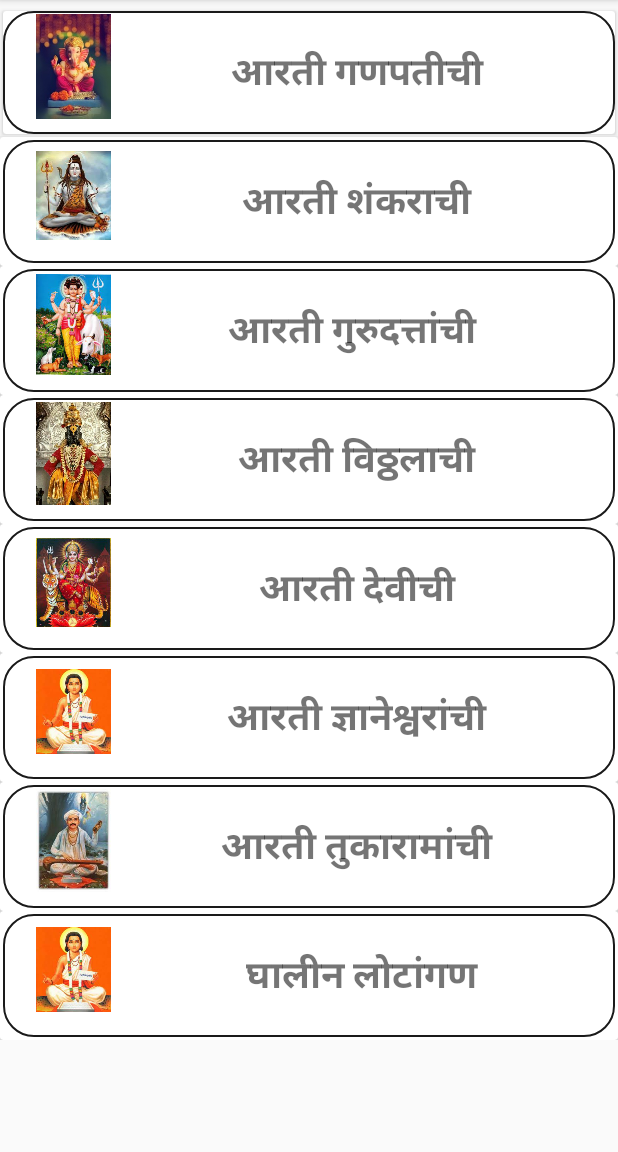
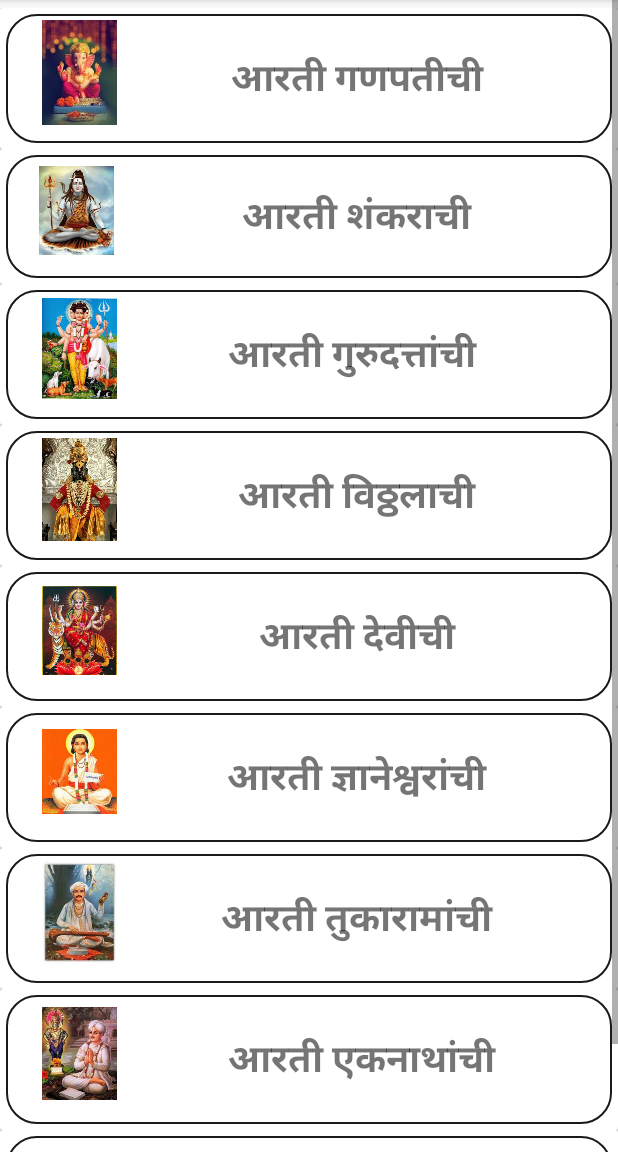
Before and after one commit to thoratharsh/MarathiArti, an Android app: the screen it shows after launch (MainActivity), on a phone screen of 412 x 824 dp, the part 84-1236 px from its top. Run offline under Robolectric (Android 15) with nearby library versions, the light colour scheme and no system bars.

Commit message:
added eknath arti

```diff
--- a/app/src/main/java/com/example/rajvardhan/marathiaarti/ArtiDetailedViewActivity.kt
+++ b/app/src/main/java/com/example/rajvardhan/marathiaarti/ArtiDetailedViewActivity.kt
@@ -18,6 +18,7 @@ class ArtiDetailedViewActivity : AppCompatActivity() {
             GodNames.DNYANESHWAR.name -> fullArtiText.text = getText(R.string.dnyanesharanchi_arti);
             GodNames.GHALINLOTANGAN.name -> fullArtiText.text = getText(R.string.ghalinLotangan);
             GodNames.TUKARAM.name -> fullArtiText.text = getText(R.string.artiTukaram);
+            GodNames.EKNATH.name -> fullArtiText.text = getText(R.string.artiEknath);
         }
     }
 }
--- a/app/src/main/java/com/example/rajvardhan/marathiaarti/GodNames.kt
+++ b/app/src/main/java/com/example/rajvardhan/marathiaarti/GodNames.kt
@@ -8,5 +8,6 @@ enum class GodNames(name: String){
     DEVI("devi"),
     DNYANESHWAR("dnyaneshwar"),
     TUKARAM("tukaram"),
-    GHALINLOTANGAN("ghalinlotangan")
+    GHALINLOTANGAN("ghalinlotangan"),
+    EKNATH("eknath")
 }
--- a/app/src/main/java/com/example/rajvardhan/marathiaarti/MainActivity.kt
+++ b/app/src/main/java/com/example/rajvardhan/marathiaarti/MainActivity.kt
@@ -42,6 +42,10 @@ class MainActivity : AppCompatActivity() {
             openArtiDetailedView()
             Status.selectedName = GodNames.TUKARAM.name
         }
+        layEknath.setOnClickListener { view ->
+            openArtiDetailedView()
+            Status.selectedName = GodNames.EKNATH.name
+        }
     }
 
     fun openArtiDetailedView(){
--- a/app/src/main/res/layout/activity_main.xml
+++ b/app/src/main/res/layout/activity_main.xml
@@ -15,12 +15,12 @@
             <android.support.v7.widget.CardView
                     android:layout_width="match_parent"
                     android:layout_height="match_parent" android:layout_gravity="center" android:padding="5dp"
-                    android:layout_margin="2dp" android:background="@drawable/border">
+                    android:background="@drawable/border">
                 <LinearLayout
                         android:orientation="horizontal"
                         android:layout_width="match_parent"
                         android:layout_height="match_parent" android:id="@+id/layGanapati"
-                        android:background="@drawable/border" android:padding="2dp">
+                        android:background="@drawable/border" android:padding="4dp" android:layout_margin="4dp">
                     <ImageView
                             android:layout_width="70dp"
                             android:layout_height="70dp" app:srcCompat="@drawable/ganapti"
@@ -32,7 +32,7 @@
                             android:gravity="center_vertical|center_horizontal"
                             android:textAlignment="gravity" android:textSize="25sp" android:textStyle="bold"
                             android:paddingTop="20dp" android:paddingBottom="20dp"
-                    />
+                            android:elevation="10dp"/>
                 </LinearLayout>
             </android.support.v7.widget.CardView>
             <android.support.v7.widget.CardView
@@ -41,7 +41,7 @@
                 <LinearLayout
                         android:orientation="horizontal"
                         android:layout_width="match_parent"
-                        android:layout_height="match_parent" android:id="@+id/layShankar" android:layout_margin="2dp"
+                        android:layout_height="match_parent" android:id="@+id/layShankar" android:layout_margin="4dp"
                         android:padding="2dp" android:background="@drawable/border">
                     <ImageView
                             android:layout_width="70dp"
@@ -63,8 +63,8 @@
                 <LinearLayout
                         android:orientation="horizontal"
                         android:layout_width="match_parent"
-                        android:layout_height="match_parent" android:id="@+id/layGuruDatta" android:layout_margin="2dp"
-                        android:padding="2dp" android:background="@drawable/border">
+                        android:layout_height="match_parent" android:id="@+id/layGuruDatta" android:layout_margin="4dp"
+                        android:padding="4dp" android:background="@drawable/border">
                     <ImageView
                             android:layout_width="70dp"
                             android:layout_height="70dp" app:srcCompat="@drawable/datta"
@@ -84,8 +84,8 @@
                 <LinearLayout
                         android:orientation="horizontal"
                         android:layout_width="match_parent"
-                        android:layout_height="match_parent" android:id="@+id/layVitthal" android:layout_margin="2dp"
-                        android:padding="2dp" android:background="@drawable/border">
+                        android:layout_height="match_parent" android:id="@+id/layVitthal" android:layout_margin="4dp"
+                        android:padding="4dp" android:background="@drawable/border">
                     <ImageView
                             android:layout_width="70dp"
                             android:layout_height="70dp" app:srcCompat="@drawable/vitthal"
@@ -105,8 +105,8 @@
                 <LinearLayout
                         android:orientation="horizontal"
                         android:layout_width="match_parent"
-                        android:layout_height="match_parent" android:id="@+id/layDevi" android:layout_margin="2dp"
-                        android:padding="2dp" android:background="@drawable/border">
+                        android:layout_height="match_parent" android:id="@+id/layDevi" android:layout_margin="4dp"
+                        android:padding="4dp" android:background="@drawable/border">
                     <ImageView
                             android:layout_width="70dp"
                             android:layout_height="70dp" app:srcCompat="@drawable/devi"
@@ -127,8 +127,8 @@
                         android:orientation="horizontal"
                         android:layout_width="match_parent"
                         android:layout_height="match_parent" android:id="@+id/layDnyaneshwar"
-                        android:layout_margin="2dp"
-                        android:padding="2dp" android:background="@drawable/border">
+                        android:layout_margin="4dp"
+                        android:padding="4dp" android:background="@drawable/border">
                     <ImageView
                             android:layout_width="70dp"
                             android:layout_height="70dp" app:srcCompat="@drawable/dnyaneshwar"
@@ -150,8 +150,8 @@
                         android:orientation="horizontal"
                         android:layout_width="match_parent"
                         android:layout_height="match_parent" android:id="@+id/layTukaram"
-                        android:layout_margin="2dp"
-                        android:padding="2dp" android:background="@drawable/border">
+                        android:layout_margin="4dp"
+                        android:padding="4dp" android:background="@drawable/border">
                     <ImageView
                             android:layout_width="70dp"
                             android:layout_height="70dp" app:srcCompat="@drawable/tukaram"
@@ -172,9 +172,32 @@
                 <LinearLayout
                         android:orientation="horizontal"
                         android:layout_width="match_parent"
+                        android:layout_height="match_parent" android:id="@+id/layEknath"
+                        android:layout_margin="4dp"
+                        android:padding="4dp" android:background="@drawable/border">
+                    <ImageView
+                            android:layout_width="70dp"
+                            android:layout_height="70dp" app:srcCompat="@drawable/eknath"
+                            android:id="@+id/imageEknath" android:layout_gravity="left"
+                            android:paddingLeft="20dp"/>
+                    <TextView
+                            android:text=" आरती एकनाथांची "
+                            android:layout_width="match_parent"
+                            android:layout_height="wrap_content" android:id="@+id/textEknath"
+                            android:gravity="center_vertical|center_horizontal"
+                            android:textAlignment="gravity" android:textSize="25sp" android:textStyle="bold"
+                            android:paddingTop="20dp" android:paddingBottom="20dp"/>
+                </LinearLayout>
+            </android.support.v7.widget.CardView>
+            <android.support.v7.widget.CardView
+                    android:layout_width="match_parent"
+                    android:layout_height="match_parent" android:layout_gravity="center">
+                <LinearLayout
+                        android:orientation="horizontal"
+                        android:layout_width="match_parent"
                         android:layout_height="match_parent" android:id="@+id/layGhalinLotangan"
-                        android:layout_margin="2dp"
-                        android:padding="2dp" android:background="@drawable/border">
+                        android:layout_margin="4dp"
+                        android:padding="4dp" android:background="@drawable/border">
                     <ImageView
                             android:layout_width="70dp"
                             android:layout_height="70dp" app:srcCompat="@drawable/dnyaneshwar"
--- a/app/src/main/res/values/strings.xml
+++ b/app/src/main/res/values/strings.xml
@@ -149,6 +149,21 @@
         हरेरामहरराम, रामरामहरेहरे।\n
         हरेकृष्णहरेकृष्ण, कृष्णकृष्णहरेहरे।</string>>
 
+    <string name="artiEknath">आरती एकनाथा |\n
+        महाराजा समर्था |\n
+        त्रिभुवनी तूंचि थोर |\n
+        जगदगुरू जगन्नाथा || ध्रु. ||\n\n
+        एकनाथ नाम सार |\n
+        वेदशास्त्रांचे गूज |\n
+        संसारदु:ख नाम |\n
+        महामंत्राचे बीज | आरती || १ ||\n\n
+
+        एकनाथ नाम घेतां |\n
+        सुख वाटले चित्ता |\n
+        अनंत गोपाळदासा |\n
+        धणी न पुरे गातां |\n
+        आरती एकनाथा | महाराजा समर्था || २ ||</string>>
+
 
 
 </resources>
```
Also changed, not shown: app/src/main/res/drawable/eknath.jpg (added).
